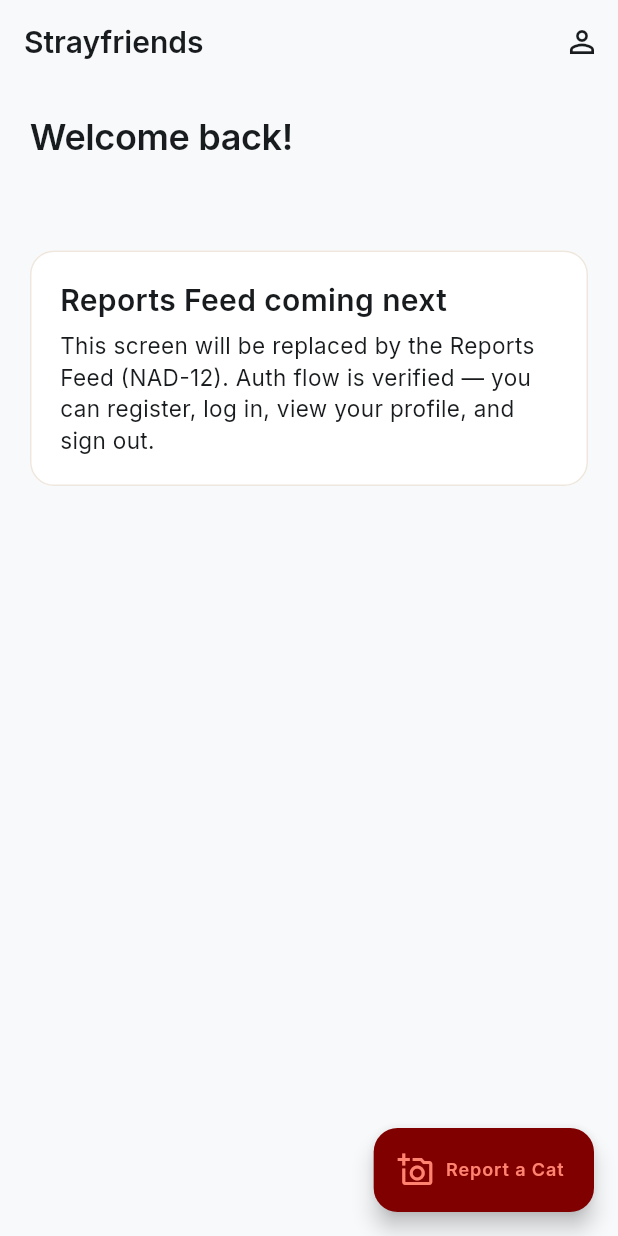
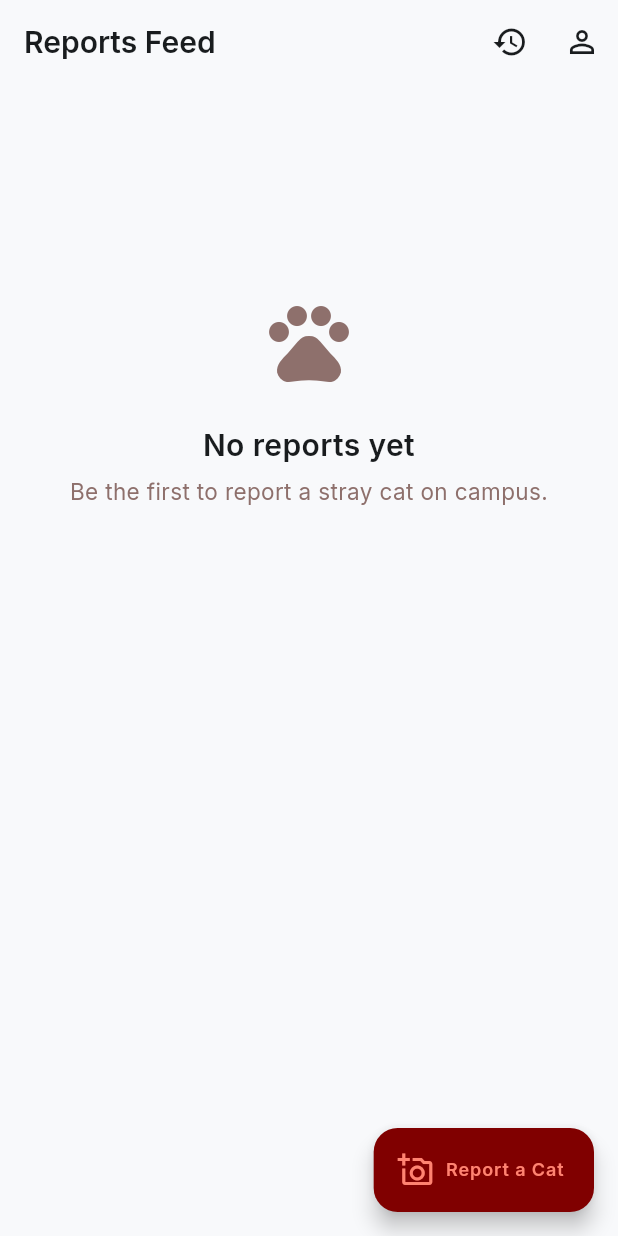
Before and after one commit to muzzz20/NoName-App-Dev, a Flutter app: the screen it shows once a user with an empty profile is signed in, on a phone screen of 412 x 824 dp. Run offline on Flutter 3.47's test engine with Material 3 defaults, Android fonts, the phone set to English and light mode, and no system bars; our stand-ins replace cloud_firestore, firebase_auth, firebase_core, flutter_dotenv, geolocator, go_router and 3 more; accounts and stored records are empty.

Commit message:
NAD-12: Reports Feed screen + ReportCard / ConditionBadge widgets
lib/features/reporting/screens/feed_screen.dart
- StreamBuilder over ReportsService.watchAllReports() — newest first via
  orderBy(createdAt desc) at the query layer. AC: "Newest first".
- RefreshIndicator wraps the list AND the empty state (so pull-to-refresh
  is reachable even with zero reports). AC: "Pull-to-refresh".
- Empty state: pets icon + headline + sub-copy.
- Error state: cloud-off icon + retry button (re-listens stream).
- Loading state: spinner only on first frame; subsequent reloads are
  silent (Firestore stream provides cached data instantly on re-subscribe).
- AppBar actions: My Reports (NAD-14) + Profile.
- FAB extended: "Report a Cat" → /report/new.

lib/features/reporting/widgets/condition_badge.dart
- ConditionBadge: pill chip, color palette per condition
  (Healthy → tertiary container, Injured → error container,
  Sick → primary container).

lib/features/reporting/widgets/report_card.dart
- ReportCard: 76x76 photo (Image.network with loading + error fallbacks),
  location label or fallback to "lat, lng" coords, condition badge,
  description preview (2 lines), time-ago (just now / 5m / 3h / 2d / 1w...).
- `showStatusBadge` flag adds a status pill — used by My Reports (NAD-14).
- Pure widget — no service deps — so NAD-14 reuses without duplication.

Routing:
- /home now renders FeedScreen (was HomePlaceholderScreen).
- HomePlaceholderScreen + lib/features/home/ directory removed.

Co-Authored-By: Claude Opus 4.7 (1M context) <noreply@anthropic.com>

```diff
--- a/lib/core/router/app_router.dart
+++ b/lib/core/router/app_router.dart
@@ -8,7 +8,7 @@ import '../../features/auth/screens/login_screen.dart';
 import '../../features/auth/screens/profile_screen.dart';
 import '../../features/auth/screens/register_screen.dart';
 import '../../features/auth/screens/splash_screen.dart';
-import '../../features/home/screens/home_placeholder_screen.dart';
+import '../../features/reporting/screens/feed_screen.dart';
 import '../../features/reporting/screens/report_success_screen.dart';
 import '../../features/reporting/screens/submit_report_screen.dart';
 
@@ -68,7 +68,7 @@ GoRouter buildAppRouter() {
       ),
       GoRoute(
         path: AppRoutes.home,
-        builder: (_, _) => const HomePlaceholderScreen(),
+        builder: (_, _) => const FeedScreen(),
       ),
       GoRoute(
         path: AppRoutes.profile,
--- a/lib/features/home/screens/home_placeholder_screen.dart
+++ /dev/null
@@ -1,74 +0,0 @@
-import 'package:firebase_auth/firebase_auth.dart';
-import 'package:flutter/material.dart';
-import 'package:go_router/go_router.dart';
-
-import '../../../core/router/app_router.dart';
-import '../../../core/theme/app_colors.dart';
-import '../../../core/theme/app_spacing.dart';
-import '../../../core/theme/app_text.dart';
-
-/// Temporary home screen until NAD-12 (Reports Feed) lands.
-/// Confirms auth flow works end-to-end by showing current user email
-/// + entry points to Profile + sign out.
-class HomePlaceholderScreen extends StatelessWidget {
-  const HomePlaceholderScreen({super.key});
-
-  @override
-  Widget build(BuildContext context) {
-    final user = FirebaseAuth.instance.currentUser;
-    return Scaffold(
-      appBar: AppBar(
-        title: const Text('Strayfriends'),
-        actions: [
-          IconButton(
-            icon: const Icon(Icons.person_outline),
-            onPressed: () => context.go(AppRoutes.profile),
-          ),
-        ],
-      ),
-      floatingActionButton: FloatingActionButton.extended(
-        onPressed: () => context.go(AppRoutes.submitReport),
-        icon: const Icon(Icons.add_a_photo_outlined),
-        label: const Text('Report a Cat'),
-      ),
-      body: SafeArea(
-        child: Padding(
-          padding: AppSpacing.pagePadding,
-          child: Column(
-            crossAxisAlignment: CrossAxisAlignment.start,
-            children: [
-              Text('Welcome back!', style: AppText.headlineMd),
-              const SizedBox(height: AppSpacing.stackSm),
-              Text(
-                user?.email ?? '—',
-                style: AppText.bodySm.copyWith(color: AppColors.outline),
-              ),
-              const SizedBox(height: AppSpacing.stackXl),
-              Card(
-                child: Padding(
-                  padding: AppSpacing.pagePadding,
-                  child: Column(
-                    crossAxisAlignment: CrossAxisAlignment.start,
-                    children: [
-                      Text(
-                        'Reports Feed coming next',
-                        style: AppText.titleSm,
-                      ),
-                      const SizedBox(height: AppSpacing.stackSm),
-                      Text(
-                        'This screen will be replaced by the Reports Feed '
-                        '(NAD-12). Auth flow is verified — you can register, '
-                        'log in, view your profile, and sign out.',
-                        style: AppText.bodySm,
-                      ),
-                    ],
-                  ),
-                ),
-              ),
-            ],
-          ),
-        ),
-      ),
-    );
-  }
-}
--- /dev/null
+++ b/lib/features/reporting/screens/feed_screen.dart
@@ -0,0 +1,189 @@
+import 'package:flutter/material.dart';
+import 'package:go_router/go_router.dart';
+
+import '../../../core/router/app_router.dart';
+import '../../../core/theme/app_colors.dart';
+import '../../../core/theme/app_spacing.dart';
+import '../../../core/theme/app_text.dart';
+import '../models/cat_report.dart';
+import '../services/reports_service.dart';
+import '../widgets/report_card.dart';
+
+/// Reports Feed (NAD-12) — UC-06. Replaces HomePlaceholderScreen at /home.
+class FeedScreen extends StatefulWidget {
+  const FeedScreen({super.key});
+
+  @override
+  State<FeedScreen> createState() => _FeedScreenState();
+}
+
+class _FeedScreenState extends State<FeedScreen> {
+  final _reportsService = ReportsService();
+
+  // Backing stream — re-assigned by pull-to-refresh.
+  late Stream<List<CatReport>> _reports =
+      _reportsService.watchAllReports();
+
+  Future<void> _refresh() async {
+    // For Firestore streams, the live subscription always provides the
+    // latest data. Re-assigning the stream just gives users feedback that
+    // the gesture was received and forces an immediate re-listen.
+    setState(() {
+      _reports = _reportsService.watchAllReports();
+    });
+    await Future<void>.delayed(const Duration(milliseconds: 400));
+  }
+
+  @override
+  Widget build(BuildContext context) {
+    return Scaffold(
+      appBar: AppBar(
+        title: const Text('Reports Feed'),
+        actions: [
+          IconButton(
+            tooltip: 'My Reports',
+            icon: const Icon(Icons.history),
+            onPressed: () => context.go(AppRoutes.myReports),
+          ),
+          IconButton(
+            tooltip: 'Profile',
+            icon: const Icon(Icons.person_outline),
+            onPressed: () => context.go(AppRoutes.profile),
+          ),
+        ],
+      ),
+      floatingActionButton: FloatingActionButton.extended(
+        onPressed: () => context.go(AppRoutes.submitReport),
+        icon: const Icon(Icons.add_a_photo_outlined),
+        label: const Text('Report a Cat'),
+      ),
+      body: StreamBuilder<List<CatReport>>(
+        stream: _reports,
+        builder: (context, snapshot) {
+          if (snapshot.hasError) {
+            return _FeedMessage(
+              icon: Icons.cloud_off_outlined,
+              title: 'Could not load reports',
+              subtitle: snapshot.error.toString(),
+              onRetry: () => setState(() {
+                _reports = _reportsService.watchAllReports();
+              }),
+            );
+          }
+          if (snapshot.connectionState == ConnectionState.waiting &&
+              !snapshot.hasData) {
+            return const Center(
+              child: CircularProgressIndicator(color: AppColors.primary),
+            );
+          }
+          final reports = snapshot.data ?? const [];
+          if (reports.isEmpty) {
+            return RefreshIndicator(
+              onRefresh: _refresh,
+              child: ListView(
+                physics: const AlwaysScrollableScrollPhysics(),
+                children: const [
+                  SizedBox(height: 120),
+                  _EmptyState(),
+                ],
+              ),
+            );
+          }
+          return RefreshIndicator(
+            onRefresh: _refresh,
+            child: ListView.separated(
+              padding: AppSpacing.pagePadding,
+              itemCount: reports.length,
+              separatorBuilder: (_, _) =>
+                  const SizedBox(height: AppSpacing.stackSm + 4),
+              itemBuilder: (context, i) {
+                final r = reports[i];
+                return ReportCard(
+                  report: r,
+                  onTap: () =>
+                      context.go('${AppRoutes.reportDetail}/${r.id}'),
+                );
+              },
+            ),
+          );
+        },
+      ),
+    );
+  }
+}
+
+class _EmptyState extends StatelessWidget {
+  const _EmptyState();
+
+  @override
+  Widget build(BuildContext context) {
+    return Padding(
+      padding: AppSpacing.pagePadding,
+      child: Column(
+        children: [
+          const Icon(
+            Icons.pets_outlined,
+            size: 64,
+            color: AppColors.outline,
+          ),
+          const SizedBox(height: AppSpacing.stackLg),
+          Text(
+            'No reports yet',
+            style: AppText.titleSm,
+            textAlign: TextAlign.center,
+          ),
+          const SizedBox(height: AppSpacing.stackSm),
+          Text(
+            'Be the first to report a stray cat on campus.',
+            style: AppText.bodySm.copyWith(color: AppColors.outline),
+            textAlign: TextAlign.center,
+          ),
+        ],
+      ),
+    );
+  }
+}
+
+class _FeedMessage extends StatelessWidget {
+  final IconData icon;
+  final String title;
+  final String subtitle;
+  final VoidCallback? onRetry;
+  const _FeedMessage({
+    required this.icon,
+    required this.title,
+    required this.subtitle,
+    this.onRetry,
+  });
+
+  @override
+  Widget build(BuildContext context) {
+    return Center(
+      child: Padding(
+        padding: AppSpacing.pagePadding,
+        child: Column(
+          mainAxisSize: MainAxisSize.min,
+          children: [
+            Icon(icon, color: AppColors.outline, size: 48),
+            const SizedBox(height: AppSpacing.stackMd),
+            Text(title, style: AppText.titleSm, textAlign: TextAlign.center),
+            const SizedBox(height: AppSpacing.stackSm),
+            Text(
+              subtitle,
+              style: AppText.bodySm.copyWith(color: AppColors.outline),
+              textAlign: TextAlign.center,
+            ),
+            if (onRetry != null) ...[
+              const SizedBox(height: AppSpacing.stackLg),
+              OutlinedButton.icon(
+                onPressed: onRetry,
+                icon: const Icon(Icons.refresh),
+                label: const Text('Try again'),
+              ),
+            ],
+          ],
+        ),
+      ),
+    );
+  }
+}
```
Also changed, not shown: lib/features/reporting/widgets/condition_badge.dart (added, +47 -0 lines), lib/features/reporting/widgets/report_card.dart (added, +191 -0 lines).
